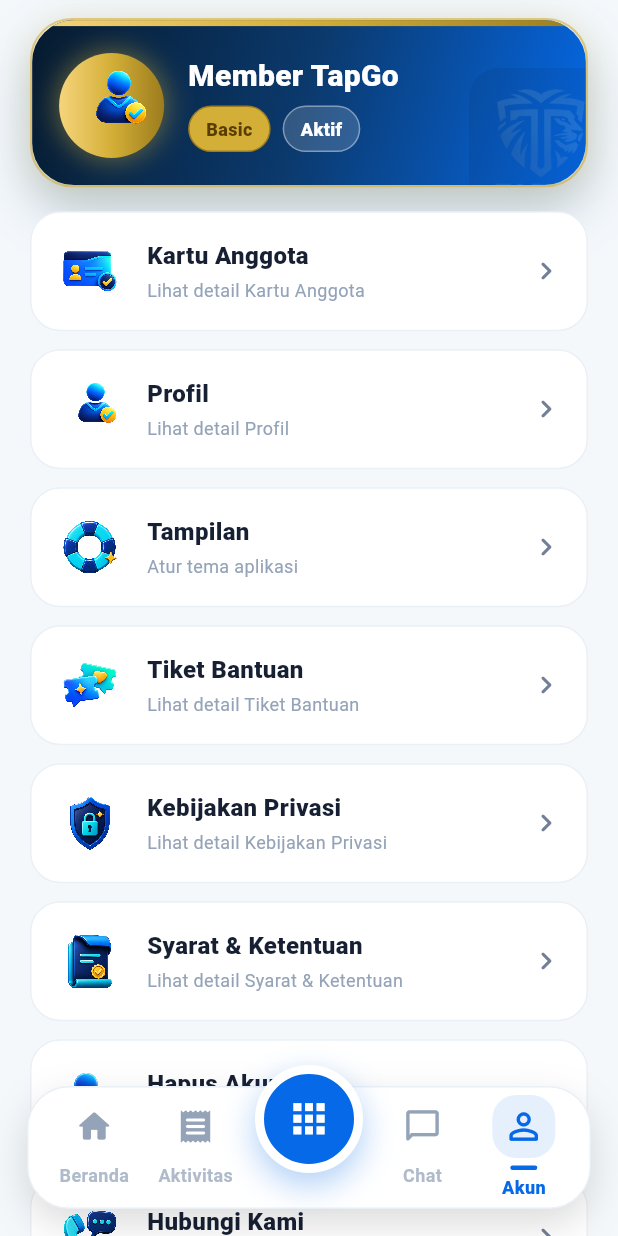
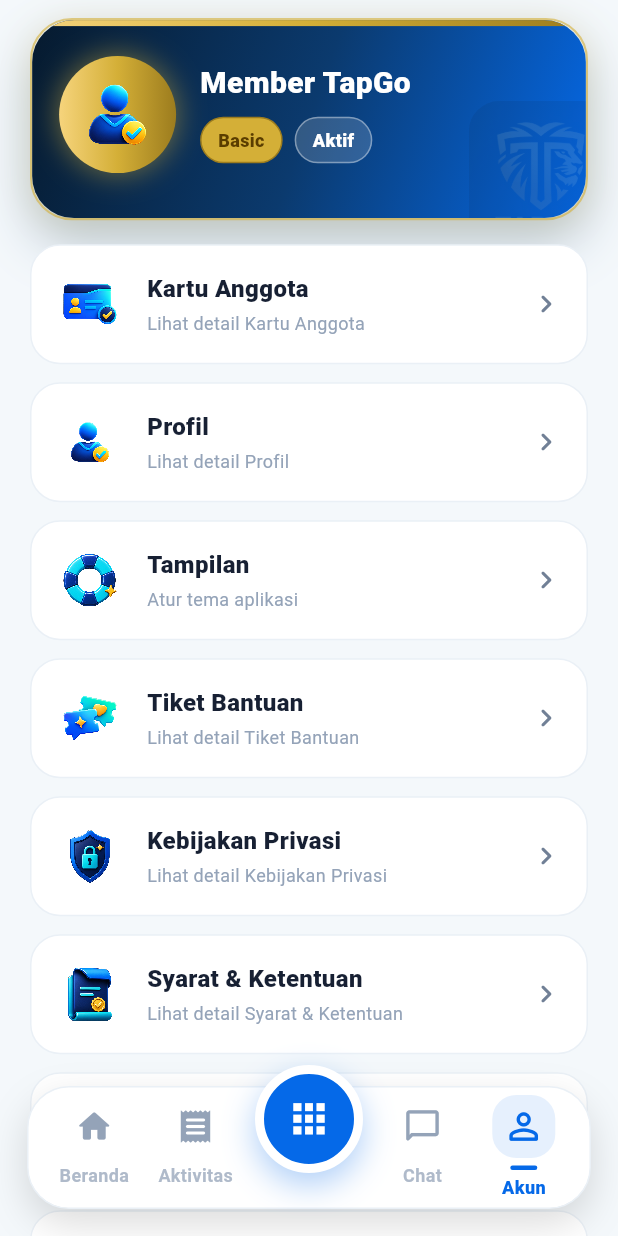
Before and after one commit to solusixavindo/TapGo, a Flutter app: the TapGoDashboard screen opened directly, item 5 of the bottom bar chosen, on a phone screen of 412 x 824 dp. Run offline on Flutter 3.47's test engine with Material 3 defaults, Android fonts, the phone set to English and light mode, and no system bars; our stand-ins replace dio, flutter_map, flutter_riverpod, flutter_secure_storage, flutter_svg, geolocator and 5 more; accounts and stored records are empty; network calls fail.

Commit message:
fix(user_app): sentralkan avatar dan perbesar kartu Akun ke bawah
Root cause avatar tidak center: konten ilustrasi profile.png bergeser
+11% x/-10% y di dalam kanvasnya sendiri (bbox alpha>30), jadi
BoxFit.contain memusatkan kanvas yang memang tidak simetris. Recrop
ke bounding box konten asli lalu re-center pada kanvas 1024x1024 yang
sama seperti ikon basic_portal lainnya.

Kartu _AccountHero diperbesar ke bawah (avatar 64->72px, padding
bawah 18->30) sesuai feedback owner. Resolusi sudah diverifikasi
tajam pada simulasi downscale 3x DPR (setara render asli perangkat);
kesan blur di demo web adalah artefak preview CanvasKit, bukan bug.

Co-Authored-By: Claude Sonnet 5 <noreply@anthropic.com>

```diff
--- a/apps/user_app/lib/widgets/stat_card.dart
+++ b/apps/user_app/lib/widgets/stat_card.dart
@@ -713,8 +713,9 @@ class _AccountHero extends StatelessWidget {
                 ),
               ),
               Padding(
-                padding: const EdgeInsets.fromLTRB(18, 22, 18, 18),
+                padding: const EdgeInsets.fromLTRB(18, 24, 18, 30),
                 child: Row(
+                  crossAxisAlignment: CrossAxisAlignment.center,
                   children: [
                     Container(
                       padding: const EdgeInsets.all(3),
@@ -738,18 +739,22 @@ class _AccountHero extends StatelessWidget {
                         ],
                       ),
                       child: ClipOval(
+                        child: SizedBox(
+                          width: 72,
+                          height: 72,
                           child: avatarBytes != null
                               ? Image.memory(
                                   avatarBytes!,
-                                width: 64,
-                                height: 64,
+                                  width: 72,
+                                  height: 72,
                                   fit: BoxFit.cover,
                                 )
                               : const PremiumTapGoIcon(
                                   label: 'Profil',
                                   fallbackIcon: Icons.person_rounded,
-                                size: 64,
+                                  size: 72,
                                   padding: 3,
+                                ),
                         ),
                       ),
                     ),
@@ -770,7 +775,7 @@ class _AccountHero extends StatelessWidget {
                               decoration: TextDecoration.none,
                             ),
                           ),
-                          const SizedBox(height: 9),
+                          const SizedBox(height: 12),
                           const Wrap(
                             spacing: 8,
                             runSpacing: 8,
```
Also changed, not shown: apps/user_app/assets/icons/basic_portal/profile.png, docs/release-2/visual-review/r2.13-account/01_account_hero_gold.png. Lines whose indentation alone changed are shown as unchanged.
